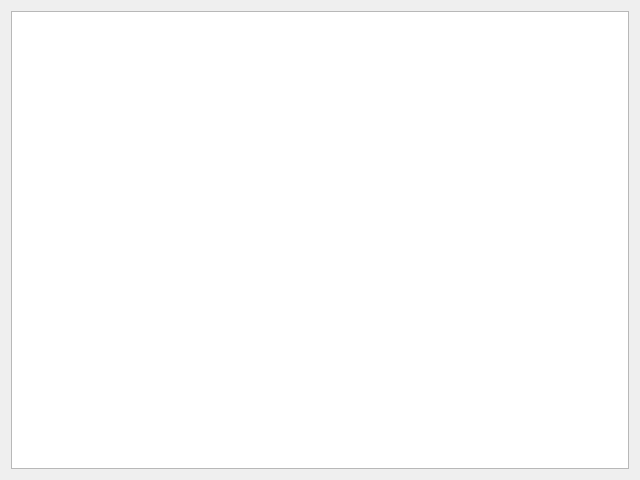
Before: the Qt Designer form LaundryManagementSystem/stselectclothes03.ui in Quentlam/LaundryManagementSystem, drawn with Qt 5.
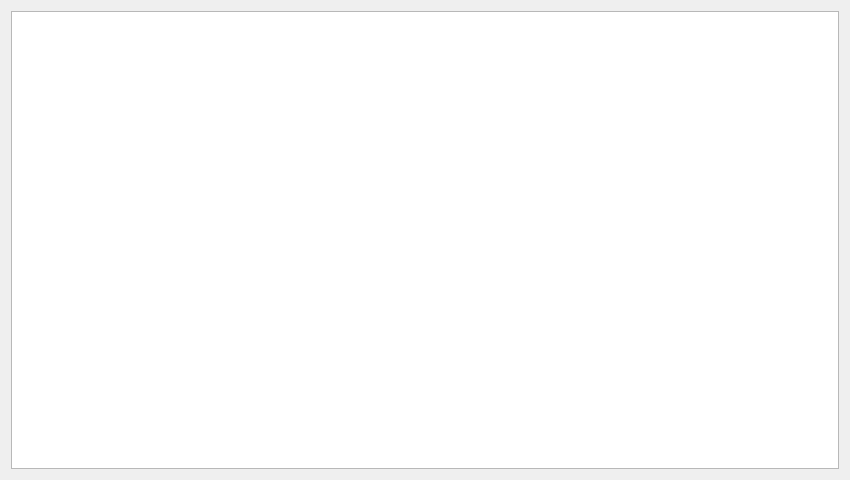
After: the same form once the commit is applied.

```diff
--- a/LaundryManagementSystem/stselectclothes03.ui
+++ b/LaundryManagementSystem/stselectclothes03.ui
@@ -6,10 +6,22 @@
    <rect>
     <x>0</x>
     <y>0</y>
-    <width>640</width>
+    <width>850</width>
     <height>480</height>
    </rect>
   </property>
+  <property name="minimumSize">
+   <size>
+    <width>850</width>
+    <height>0</height>
+   </size>
+  </property>
+  <property name="maximumSize">
+   <size>
+    <width>850</width>
+    <height>16777215</height>
+   </size>
+  </property>
   <property name="font">
    <font>
     <family>微软雅黑</family>
```
